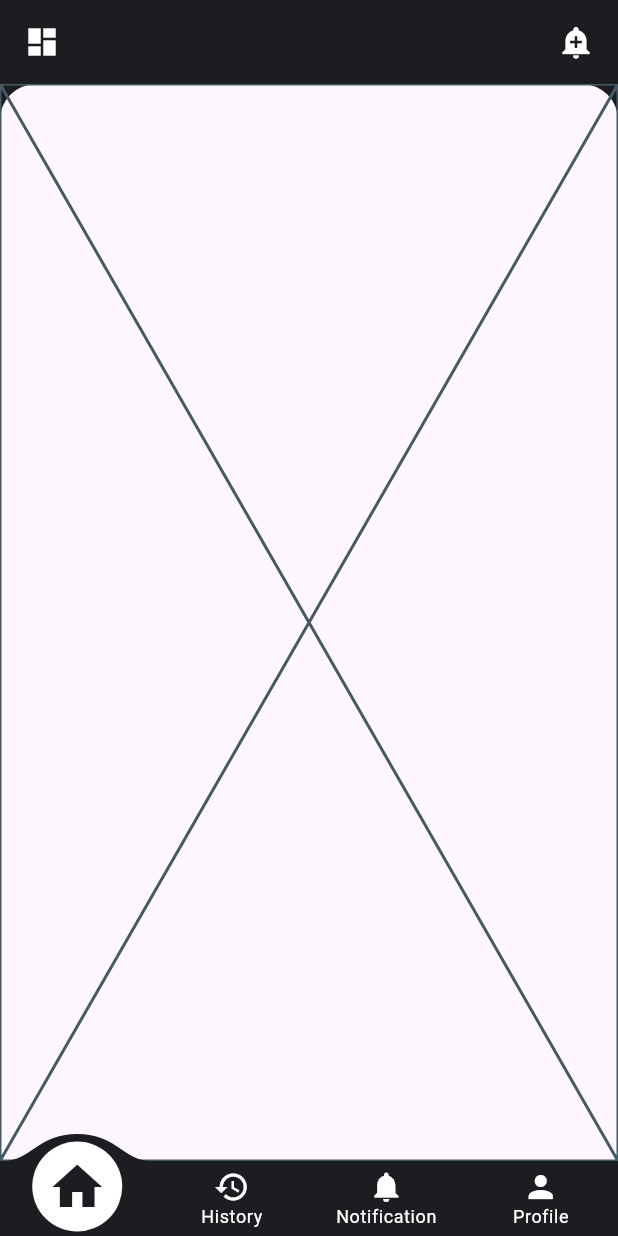
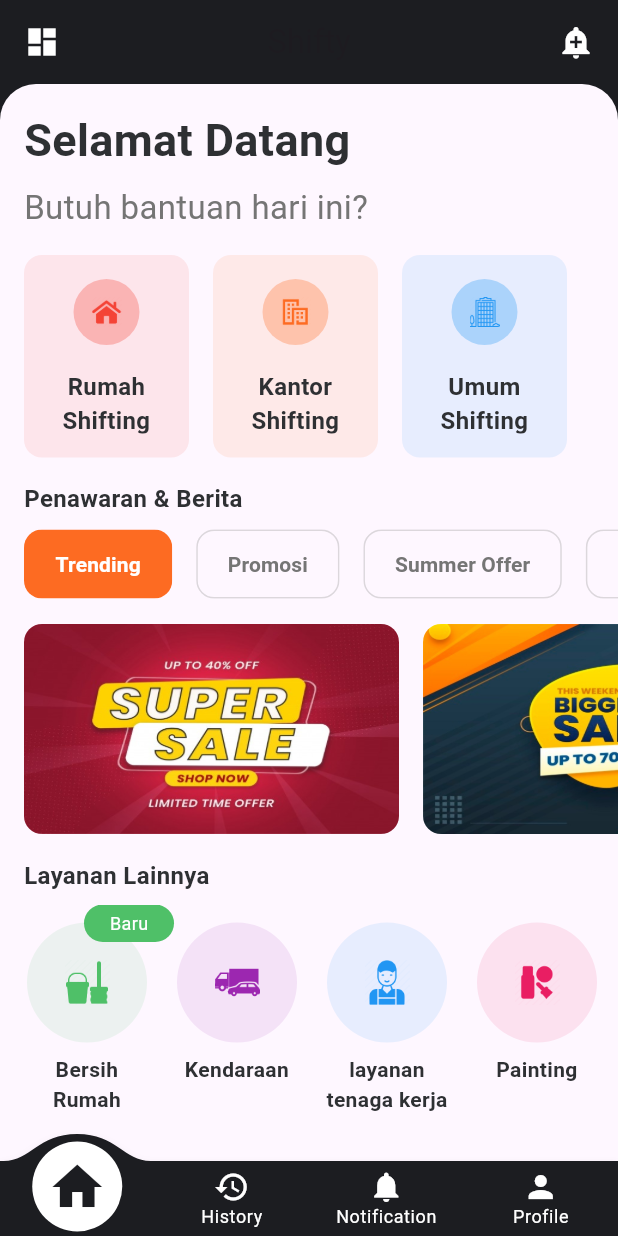
Before and after one commit to adipramanadev/subdico, a Flutter app: the DashboardScreen screen opened directly, on a phone screen of 412 x 824 dp. Run offline on Flutter 3.47's test engine with Material 3 defaults, Android fonts, the phone set to English and light mode, and no system bars; drawn by our look-alikes of convex_bottom_bar; our stand-ins replace flutter_staggered_animations, otp_text_field.

Commit message:
tambahan page

```diff
--- a/lib/utils/app_data_helpers.dart
+++ b/lib/utils/app_data_helpers.dart
@@ -39,11 +39,11 @@ List<CountryModel> getCountryList() {
 List<ShiftingServiceModel> getShiftingServiceList() {
   List<ShiftingServiceModel> list = [];
   list.add(ShiftingServiceModel(
-      title: 'House', imagePath: ic_house, color: Colors.red));
+      title: 'Rumah', imagePath: ic_house, color: Colors.red));
   list.add(ShiftingServiceModel(
-      title: 'Office', imagePath: ic_office, color: secondaryColor));
+      title: 'Kantor', imagePath: ic_office, color: secondaryColor));
   list.add(ShiftingServiceModel(
-      title: 'Commercial', imagePath: ic_commercial, color: Colors.blue));
+      title: 'Umum', imagePath: ic_commercial, color: Colors.blue));
   return list;
 }
 
@@ -52,7 +52,7 @@ List<OfferAndNewsModel> getOfferAndNewsList() {
   list.add(OfferAndNewsModel(
       title: 'Trending', images: [offer_image1, offer_image2]));
   list.add(OfferAndNewsModel(
-      title: 'Promotion', images: [offer_image3, offer_image4]));
+      title: 'Promosi', images: [offer_image3, offer_image4]));
   list.add(OfferAndNewsModel(
       title: 'Summer Offer', images: [offer_image5, offer_image6]));
   list.add(OfferAndNewsModel(
@@ -86,18 +86,18 @@ List<HistoryModel> getHistoryList() {
 List<ShiftingServiceModel> getOtherServicesList() {
   List<ShiftingServiceModel> list = [];
   list.add(ShiftingServiceModel(
-      title: 'Cleaning',
+      title: 'Bersih Rumah',
       color: greenColor,
       imagePath: ic_cleaning,
       newData: true,
       widget: CleaningServiceScreen(title: 'Cleaning')));
   list.add(ShiftingServiceModel(
-      title: 'Vehicle',
+      title: 'Kendaraan',
       color: Colors.purple,
       imagePath: ic_vehicle,
       widget: VehicleServiceScreen()));
   list.add(ShiftingServiceModel(
-      title: 'Labour Service',
+      title: 'layanan tenaga kerja',
       color: Colors.blue,
       imagePath: ic_labour,
       widget: CleaningServiceScreen(title: 'Labour')));
--- a/lib/view/home/homescreen.dart
+++ b/lib/view/home/homescreen.dart
@@ -1,10 +1,145 @@
 import 'package:flutter/material.dart';
+import 'package:flutter_staggered_animations/flutter_staggered_animations.dart';
 
-class HomeScreen extends StatelessWidget {
+import '../../models/submodel.dart';
+import '../../utils/app_common.dart';
+import '../../utils/app_constants.dart';
+import '../../utils/app_data_helpers.dart';
+import 'widgets/chipwidget.dart';
+import 'widgets/otherservicewidget.dart';
+import 'widgets/shiftingservicewidget.dart';
+
+class HomeScreen extends StatefulWidget {
   const HomeScreen({super.key});
 
   @override
+  State<HomeScreen> createState() => _HomeScreenState();
+}
+
+class _HomeScreenState extends State<HomeScreen> {
+  List<ShiftingServiceModel> shiftingServiceList = getShiftingServiceList();
+  List<OfferAndNewsModel> offerAndNewList = getOfferAndNewsList();
+  List<ShiftingServiceModel> otherServicesList = getOtherServicesList();
+  int selectedOfferIndex = 0;
+  List<String> offerImages = [];
+
+  @override
+  void initState() {
+    super.initState();
+    offerImages.addAll(offerAndNewList[0].images!);
+  }
+
+  @override
   Widget build(BuildContext context) {
-    return const Placeholder();
+    return SingleChildScrollView(
+      child: Column(
+        crossAxisAlignment: CrossAxisAlignment.start,
+        children: [
+          Padding(
+            padding: EdgeInsets.only(left: 16, right: 16, top: 16, bottom: 8),
+            child: Text('Selamat Datang',
+                style: hsBoldTextStyle(size: headingFontSize)),
+          ),
+          Padding(
+            padding: EdgeInsets.only(left: 16, right: 16, bottom: 16),
+            child: Text('Butuh bantuan hari ini?',
+                style: hsSecondaryTextStyle(size: subHeadingFontSize)),
+          ),
+          SingleChildScrollView(
+            padding: const EdgeInsets.only(left: 16),
+            scrollDirection: Axis.horizontal,
+            child: Row(
+              children: shiftingServiceList.map((item) {
+                int index = shiftingServiceList.indexOf(item);
+                return ShiftingServiceWidget(item, index);
+              }).toList(),
+            ),
+          ),
+          Padding(
+            padding: EdgeInsets.only(left: 16, top: 16, right: 16, bottom: 8),
+            child: Text('Penawaran & Berita', style: hsBoldTextStyle()),
+          ),
+          SingleChildScrollView(
+            scrollDirection: Axis.horizontal,
+            child: Padding(
+              padding: EdgeInsets.only(left: 16, bottom: 16),
+              child: AnimationLimiter(
+                child: Row(
+                  children: offerAndNewList.map((item) {
+                    int index = offerAndNewList.indexOf(item);
+                    return AnimationConfiguration.staggeredList(
+                      position: index,
+                      duration: Duration(milliseconds: 500),
+                      child: SlideAnimation(
+                        horizontalOffset: 44.0,
+                        child: FadeInAnimation(
+                          child: GestureDetector(
+                            child: ChipWidget(item.title!,
+                                selected: selectedOfferIndex == index),
+                            onTap: () {
+                              selectedOfferIndex = index;
+                              offerImages.clear();
+                              offerImages.addAll(item.images!);
+                              setState(() {});
+                            },
+                          ),
+                        ),
+                      ),
+                    );
+                  }).toList(),
+                ),
+              ),
+            ),
+          ),
+          Container(
+            height: 140,
+            child: AnimationLimiter(
+              child: ListView.builder(
+                padding: EdgeInsets.only(left: 16),
+                scrollDirection: Axis.horizontal,
+                itemCount: offerImages.length,
+                itemBuilder: (context, index) {
+                  return AnimationConfiguration.staggeredList(
+                    position: index,
+                    duration: Duration(milliseconds: 500),
+                    child: SlideAnimation(
+                      horizontalOffset: 44.0,
+                      child: FadeInAnimation(
+                        child: Padding(
+                          padding: EdgeInsets.only(right: 16),
+                          child: ClipRRect(
+                            borderRadius: BorderRadius.circular(12),
+                            child: Image.asset(offerImages[index],
+                                height: 140, width: 250, fit: BoxFit.fill),
+                          ),
+                        ),
+                      ),
+                    ),
+                  );
+                },
+              ),
+            ),
+          ),
+          Padding(
+            padding: EdgeInsets.only(left: 16, top: 16, bottom: 8, right: 16),
+            child: Text('Layanan Lainnya', style: hsBoldTextStyle()),
+          ),
+          Container(
+            height: 140,
+            child: AnimationLimiter(
+              child: ListView(
+                padding: const EdgeInsets.only(left: 16),
+                scrollDirection: Axis.horizontal,
+                children: otherServicesList.map((item) {
+                  int index = otherServicesList.indexOf(item);
+                  return OtherServicesWidget(item, index);
+                }).toList(),
+              ),
+            ),
+          ),
+          SizedBox(height: 30),
+        ],
+      ),
+    );
   }
 }
--- /dev/null
+++ b/lib/view/home/shiftingservicescreen.dart
@@ -0,0 +1,17 @@
+import 'package:flutter/material.dart';
+
+class ShiftingServiceScreen extends StatefulWidget {
+  final String title;
+  final int index;
+  ShiftingServiceScreen(this.title, this.index);
+
+  @override
+  State<ShiftingServiceScreen> createState() => _ShiftingServiceScreenState();
+}
+
+class _ShiftingServiceScreenState extends State<ShiftingServiceScreen> {
+  @override
+  Widget build(BuildContext context) {
+    return const Placeholder();
+  }
+}
--- /dev/null
+++ b/lib/view/home/widgets/chipwidget.dart
@@ -0,0 +1,38 @@
+import 'package:flutter/material.dart';
+
+import '../../../utils/app_colors.dart';
+import '../../../utils/app_common.dart';
+
+class ChipWidget extends StatefulWidget {
+  final String title;
+  final bool selected;
+
+  ChipWidget(this.title, {this.selected = false});
+
+  @override
+  State<ChipWidget> createState() => _ChipWidgetState();
+}
+
+class _ChipWidgetState extends State<ChipWidget> {
+  @override
+  Widget build(BuildContext context) {
+    return Padding(
+      padding: const EdgeInsets.only(right: 16),
+      child: Chip(
+        padding: const EdgeInsets.all(12),
+        side: BorderSide(
+            color: widget.selected
+                ? Colors.transparent
+                : Colors.grey.withOpacity(0.2)),
+        backgroundColor:
+            widget.selected ? secondaryColor : Theme.of(context).cardColor,
+        label: Text(widget.title),
+        labelStyle: hsSecondaryTextStyle(
+            weight: FontWeight.bold,
+            size: 14,
+            color: widget.selected ? Colors.white : null),
+        shape: RoundedRectangleBorder(borderRadius: BorderRadius.circular(12)),
+      ),
+    );
+  }
+}
--- /dev/null
+++ b/lib/view/home/widgets/otherservicewidget.dart
@@ -0,0 +1,95 @@
+import 'package:flutter/material.dart';
+import 'package:flutter_staggered_animations/flutter_staggered_animations.dart';
+
+import '../../../models/submodel.dart';
+import '../../../utils/app_common.dart';
+
+class OtherServicesWidget extends StatefulWidget {
+  final ShiftingServiceModel item;
+  final int index;
+  OtherServicesWidget(this.item, this.index);
+
+  @override
+  State<OtherServicesWidget> createState() => _OtherServicesWidgetState();
+}
+
+class _OtherServicesWidgetState extends State<OtherServicesWidget> {
+  @override
+  Widget build(BuildContext context) {
+    return AnimationConfiguration.staggeredList(
+      position: widget.index,
+      duration: Duration(milliseconds: 500),
+      child: SlideAnimation(
+        horizontalOffset: 44.0,
+        child: FadeInAnimation(
+          child: GestureDetector(
+            child: Container(
+              width: 100,
+              alignment: Alignment.center,
+              child: Stack(
+                alignment: Alignment.topRight,
+                children: [
+                  Padding(
+                    padding: EdgeInsets.only(right: 16, top: 12),
+                    child: Column(
+                      children: [
+                        Container(
+                          height: 80,
+                          width: 80,
+                          alignment: Alignment.center,
+                          decoration: BoxDecoration(
+                            color: widget.item.color!.withOpacity(0.1),
+                            shape: BoxShape.circle,
+                          ),
+                          child: ImageIcon(AssetImage(widget.item.imagePath!),
+                              size: 30, color: widget.item.color),
+                        ),
+                        SizedBox(
+                          height: 8,
+                        ),
+                        Text(
+                          widget.item.title!,
+                          style: hsBoldTextStyle(size: 14),
+                          textAlign: TextAlign.center,
+                          maxLines: 2,
+                        ),
+                      ],
+                    ),
+                  ),
+                  widget.item.newData
+                      ? Container(
+                          height: 25,
+                          width: 60,
+                          padding:
+                              EdgeInsets.symmetric(vertical: 4, horizontal: 16),
+                          alignment: Alignment.center,
+                          child: Text('Baru',
+                              style:
+                                  TextStyle(color: Colors.white, fontSize: 12)),
+                          decoration: BoxDecoration(
+                            color: widget.item.color,
+                            borderRadius: BorderRadius.circular(16),
+                          ),
+                        )
+                      : SizedBox(),
+                ],
+              ),
+            ),
+            onTap: () {
+              if (widget.item.widget != null) {
+                Navigator.push(
+                  context,
+                  MaterialPageRoute(
+                    builder: (context) {
+                      return widget.item.widget!;
+                    },
+                  ),
+                );
+              }
+            },
+          ),
+        ),
+      ),
+    );
+  }
+}
--- /dev/null
+++ b/lib/view/home/widgets/shiftingservicewidget.dart
@@ -0,0 +1,73 @@
+import 'package:flutter/material.dart';
+import 'package:flutter_staggered_animations/flutter_staggered_animations.dart';
+
+import '../../../models/submodel.dart';
+import '../../../utils/app_common.dart';
+import '../shiftingservicescreen.dart';
+
+class ShiftingServiceWidget extends StatefulWidget {
+  final ShiftingServiceModel shiftingItem;
+  final int index;
+
+  ShiftingServiceWidget(this.shiftingItem, this.index);
+
+  @override
+  State<ShiftingServiceWidget> createState() => _ShiftingServiceWidgetState();
+}
+
+class _ShiftingServiceWidgetState extends State<ShiftingServiceWidget> {
+  @override
+  Widget build(BuildContext context) {
+    return AnimationConfiguration.staggeredList(
+      position: widget.index,
+      duration: Duration(milliseconds: 500),
+      child: SlideAnimation(
+        horizontalOffset: 44.0,
+        child: FadeInAnimation(
+          child: GestureDetector(
+            child: Container(
+              width: 110,
+              height: 135,
+              padding: const EdgeInsets.all(16),
+              margin: const EdgeInsets.only(right: 16),
+              alignment: Alignment.center,
+              decoration: BoxDecoration(
+                color: widget.shiftingItem.color!.withOpacity(0.1),
+                borderRadius: BorderRadius.circular(12),
+              ),
+              child: Column(
+                children: [
+                  Container(
+                    decoration: BoxDecoration(
+                      color: widget.shiftingItem.color!.withOpacity(0.3),
+                      shape: BoxShape.circle,
+                    ),
+                    padding: const EdgeInsets.all(12),
+                    child: Image.asset(widget.shiftingItem.imagePath!,
+                        height: 20,
+                        width: 20,
+                        color: widget.shiftingItem.color),
+                  ),
+                  const SizedBox(height: 16),
+                  Expanded(
+                      child: Text('${widget.shiftingItem.title!} Shifting',
+                          textAlign: TextAlign.center,
+                          style: hsBoldTextStyle())),
+                ],
+              ),
+            ),
+            onTap: () {
+              Navigator.push(
+                context,
+                MaterialPageRoute(builder: (context) {
+                  return ShiftingServiceScreen(
+                      widget.shiftingItem.title!, widget.index);
+                }),
+              );
+            },
+          ),
+        ),
+      ),
+    );
+  }
+}
--- a/lib/view/notification/notifications_screen.dart
+++ b/lib/view/notification/notifications_screen.dart
@@ -22,7 +22,7 @@ class _NotificationScreenState extends State<NotificationScreen> {
       children: [
         Padding(
           padding: EdgeInsets.all(16),
-          child: Text('Today', style: hsBoldTextStyle()),
+          child: Text('Hari Ini', style: hsBoldTextStyle()),
         ),
         Divider(color: Theme.of(context).dividerColor, thickness: 2, height: 0),
         Expanded(
```
